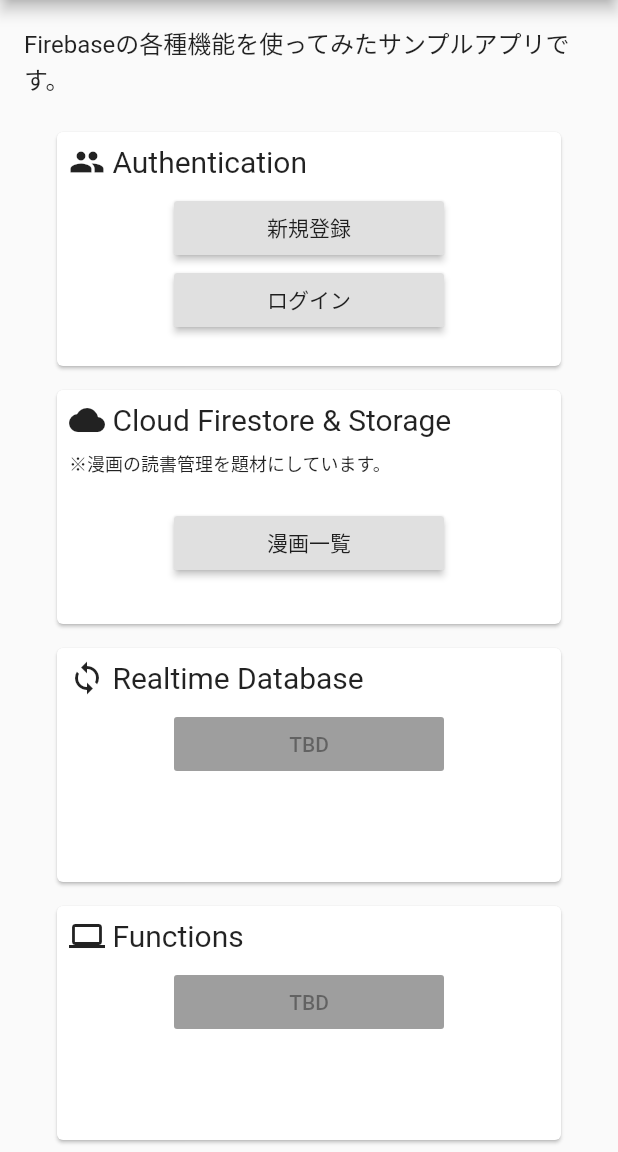
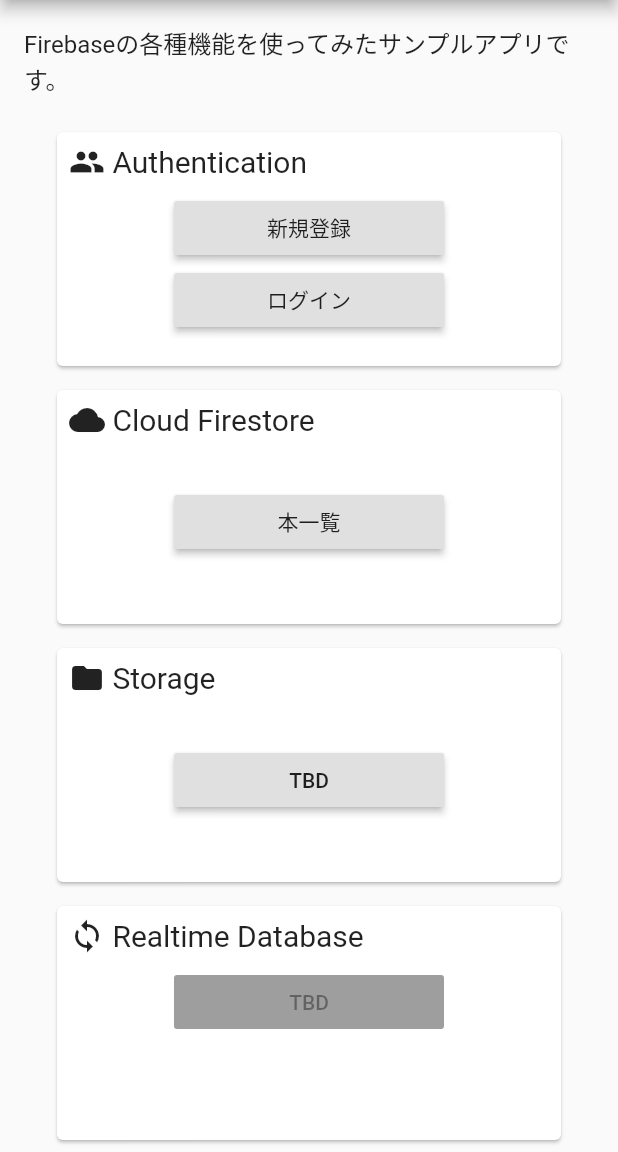
Before and after one commit to nfrutta/flutter-firebase-sample, a Flutter app: the screen it shows after launch, on a phone screen of 412 x 824 dp, the part 84-1236 px from its top. Run offline on Flutter 3.47's test engine with Material 2 defaults, Android fonts, the phone set to English and light mode, and no system bars; our stand-ins replace cloud_firestore, firebase_auth, firebase_core, firebase_storage, image_picker; accounts and stored records are empty.

Commit message:
編集画面で画像が表示されてなかったので暫定修正＆全体的な微修正＆TODOコメント追加

```diff
--- a/lib/firestore_storage/add_book/add_book_page.dart
+++ b/lib/firestore_storage/add_book/add_book_page.dart
@@ -9,6 +9,7 @@ import 'add_book_model.dart';
 class AddBookPage extends StatelessWidget {
   AddBookPage({this.book});
   final Book book;
+
   @override
   Widget build(BuildContext context) {
     final bool isUpdate = book != null;
@@ -39,9 +40,10 @@ class AddBookPage extends StatelessWidget {
                           onTap: () async {
                             await model.showImagePicker();
                           },
-                          child: model.imageFile != null
-                              ? Image.file(model.imageFile)
-                              : Container(color: Colors.grey),
+                          child: isUpdate ? Image.network(book.imageURL)
+                              : (model.imageFile != null
+                                ? Image.file(model.imageFile)
+                                : Container(color: Colors.grey)),
                         ),
                       ),
                       TextField(
--- a/lib/firestore_storage/book_list/book_list_model.dart
+++ b/lib/firestore_storage/book_list/book_list_model.dart
@@ -15,5 +15,6 @@ class BookListModel extends ChangeNotifier {
 
   Future deleteBook(Book book) async {
     await FirebaseFirestore.instance.collection('books').doc(book.documentId).delete();
+    // TODO Storageからも削除する
   }
 }
--- a/lib/firestore_storage/book_list/bool_list_page.dart
+++ b/lib/firestore_storage/book_list/bool_list_page.dart
@@ -55,7 +55,6 @@ class BookListPage extends StatelessWidget {
                   );
                 }
                 );
-
               },
             ),
             ).toList();
--- a/lib/main.dart
+++ b/lib/main.dart
@@ -133,7 +133,7 @@ class MyApp extends StatelessWidget {
                                           Icons.cloud
                                         ),
                                         Text(
-                                          ' Cloud Firestore & Storage',
+                                          ' Cloud Firestore',
                                           style: TextStyle(
                                             fontSize: 20,
                                           ),
@@ -141,15 +141,8 @@ class MyApp extends StatelessWidget {
                                       ],
                                     ),
                                   ),
-                                  Padding(
-                                    padding: const EdgeInsets.only(bottom: 20.0),
-                                    child: Text(
-                                      '※漫画の読書管理を題材にしています。',
-                                      style: TextStyle(
-                                        fontSize: 12,
-                                        color: Colors.black87,
-                                      )
-                                    ),
+                                  SizedBox(
+                                    height: 24,
                                   ),
                                   Row(
                                     mainAxisAlignment: MainAxisAlignment.center,
@@ -158,7 +151,7 @@ class MyApp extends StatelessWidget {
                                         width: 180,
                                         child: RaisedButton(
                                           child: Text(
-                                            '漫画一覧',
+                                            '本一覧',
                                           ),
                                           onPressed: () {
                                             //model.changeText();
@@ -166,6 +159,56 @@ class MyApp extends StatelessWidget {
                                               context,
                                               MaterialPageRoute(builder: (context) => BookListPage()),
                                             );
+                                          },
+                                        ),
+                                      ),
+                                    ],
+                                  ),
+                                ],
+                              ),
+                            ),
+                          ),
+                          Card(
+                            margin: const EdgeInsets.all(8.0),
+                            child: Container(
+                              margin: const EdgeInsets.all(8.0),
+                              width: 320,
+                              height: 140,
+                              child: Column(
+                                crossAxisAlignment: CrossAxisAlignment.start,
+                                children: [
+                                  Padding(
+                                    padding: const EdgeInsets.only(bottom: 8.0),
+                                    child: Row(
+                                      children: [
+                                        Icon(
+                                            Icons.folder
+                                        ),
+                                        Text(
+                                          ' Storage',
+                                          style: TextStyle(
+                                            fontSize: 20,
+                                          ),
+                                        ),
+                                      ],
+                                    ),
+                                  ),
+                                  SizedBox(
+                                    height: 24,
+                                  ),
+                                  Row(
+                                    mainAxisAlignment: MainAxisAlignment.center,
+                                    children: [
+                                      SizedBox(
+                                        width: 180,
+                                        child: RaisedButton(
+                                          child: Text(
+                                            'TBD',
+                                          ),
+                                          onPressed: () {
+                                            Scaffold.of(context).showSnackBar(new SnackBar(
+                                              content: new Text('Hello world!'),
+                                            ));
                                           },
                                         ),
                                       ),
@@ -217,48 +260,6 @@ class MyApp extends StatelessWidget {
                               ),
                             ),
                           ),
-                          Card(
-                            margin: const EdgeInsets.all(8.0),
-                            child: Container(
-                              margin: const EdgeInsets.all(8.0),
-                              width: 320,
-                              height: 140,
-                              child: Column(
-                                crossAxisAlignment: CrossAxisAlignment.start,
-                                children: [
-                                  Padding(
-                                    padding: const EdgeInsets.only(bottom: 8.0),
-                                    child: Row(
-                                      children: [
-                                        Icon(
-                                            Icons.laptop
-                                        ),
-                                        Text(
-                                          ' Functions',
-                                          style: TextStyle(
-                                            fontSize: 20,
-                                          ),
-                                        ),
-                                      ],
-                                    ),
-                                  ),
-                                  Row(
-                                    mainAxisAlignment: MainAxisAlignment.center,
-                                    children: [
-                                      SizedBox(
-                                        width: 180,
-                                        child: RaisedButton(
-                                          child: Text(
-                                            'TBD',
-                                          ),
-                                        ),
-                                      ),
-                                    ],
-                                  ),
-                                ],
-                              ),
-                            ),
-                          )
                         ],
                       ),
                     ),
```
